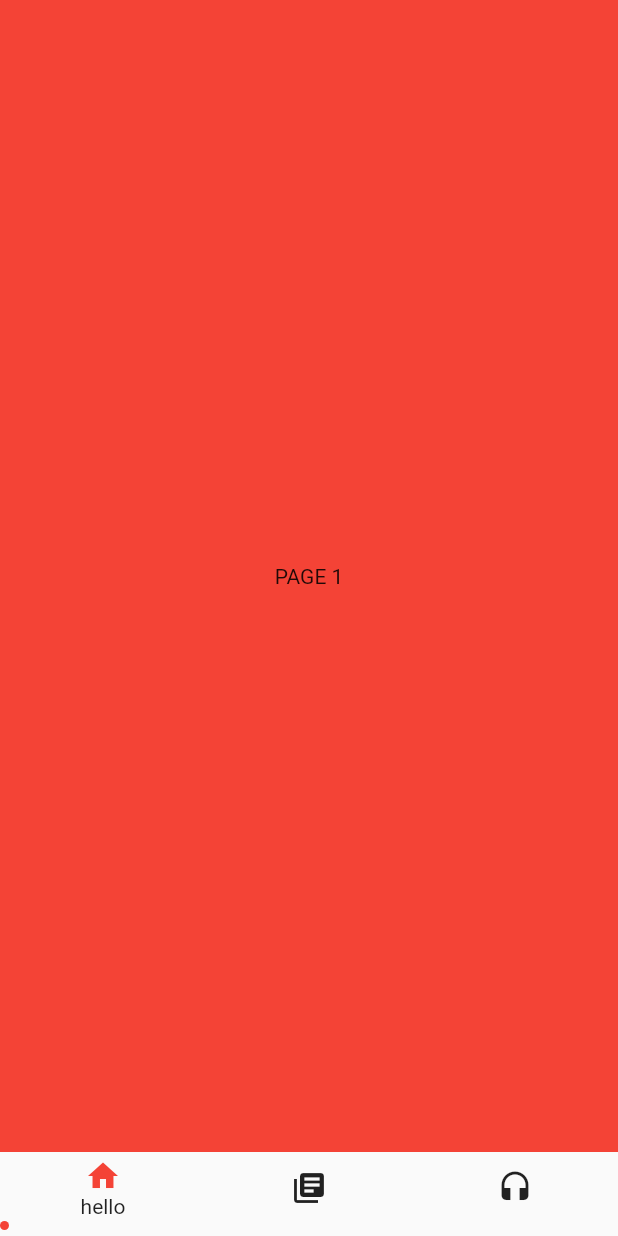
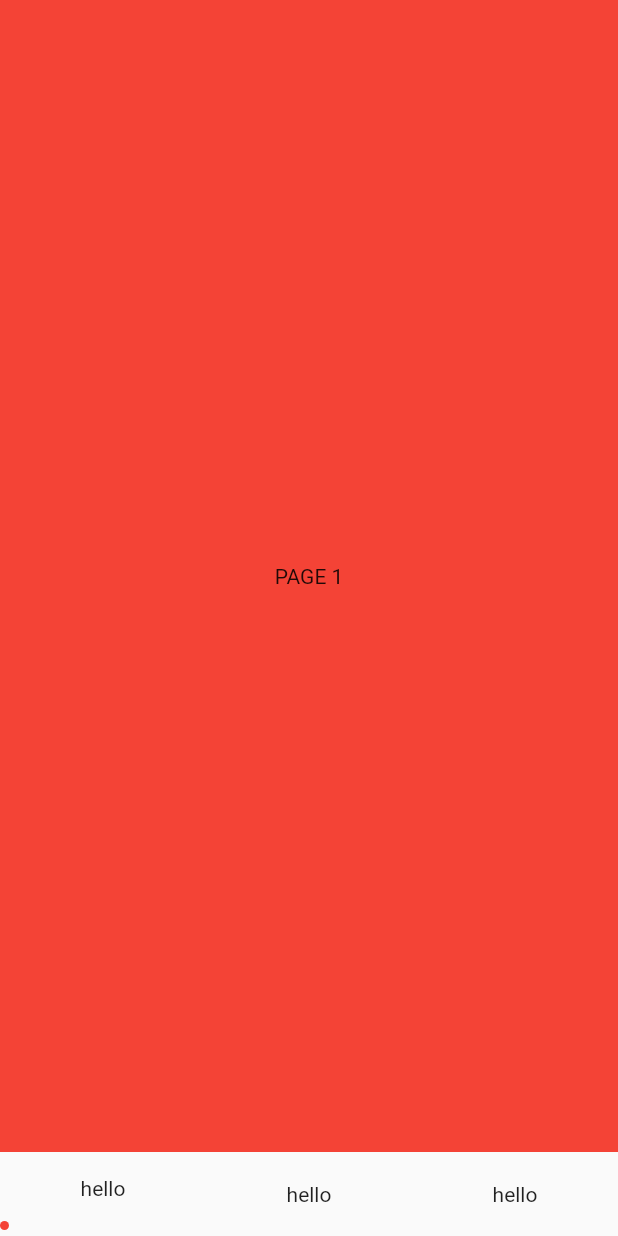
Before and after one commit to CatalystWalls/bottom_dot_bar, a Flutter app: the screen it shows after launch, on a phone screen of 412 x 824 dp. Run offline on Flutter 3.47's test engine with Material 2 defaults, Android fonts, the phone set to English and light mode, and no system bars; missing offline and left inert: matrix4_transform.

Commit message:
added itemtype

```diff
--- a/example/lib/main.dart
+++ b/example/lib/main.dart
@@ -1,4 +1,5 @@
 import 'package:bottom_bar_line/bottom_bar_line.dart';
+import 'package:bottom_bar_line/bottom_bar_line_item_button.dart';
 import 'package:flutter/material.dart';
 import 'package:flutter/rendering.dart';
 
@@ -73,6 +74,7 @@ class _HomeScreenState extends State<HomeScreen> {
         },
       ),
       bottomNavigationBar: BottomBarLine(
+          navItems: BottomNavItems.textOnly,
           currentIndex: currentPage,
           onTap: (int index) {
             if (index != currentPage) {
--- a/lib/bottom_bar_line_item_button.dart
+++ b/lib/bottom_bar_line_item_button.dart
@@ -9,15 +9,17 @@ class BottomBarLineItemButton extends StatelessWidget {
   final Color highlightColor;
   final Duration duration;
   final bool iconJump;
+  final BottomNavItems navItems;
 
   BottomBarLineItemButton({
     required this.item,
     required this.onTap,
     required this.duration,
     this.isActive = false,
-    required this.splashColor,
-    required this.highlightColor,
+    this.splashColor = Colors.transparent,
+    this.highlightColor = Colors.transparent,
     required this.iconJump,
+    required this.navItems,
   });
 
   @override
@@ -32,7 +34,14 @@ class BottomBarLineItemButton extends StatelessWidget {
             : (item.icon.color ?? Theme.of(context).iconTheme.color),
       ),
       builder: (_, dynamic color, __) {
-        return Column(
+        return navItems == BottomNavItems.onlyIcon
+            ? Icon(
+                item.icon.icon,
+                color: color,
+                size: item.icon.size,
+              )
+            : navItems == BottomNavItems.iconWithText
+                ? Column(
                     mainAxisAlignment: MainAxisAlignment.center,
                     children: [
                       Icon(
@@ -45,11 +54,37 @@ class BottomBarLineItemButton extends StatelessWidget {
                         height: 8,
                       )
                     ],
+                  )
+                : navItems == BottomNavItems.showAll
+                    ? Column(
+                        mainAxisAlignment: MainAxisAlignment.center,
+                        children: [
+                          Icon(
+                            item.icon.icon,
+                            color: color,
+                            size: item.icon.size,
+                          ),
+                          item.title,
+                          SizedBox(
+                            height: 8,
+                          )
+                        ],
+                      )
+                    : navItems == BottomNavItems.textOnly
+                        ? item.title
+                        : isActive
+                            ? item.title
+                            : Icon(
+                                item.icon.icon,
+                                color: color,
+                                size: item.icon.size,
                               );
       },
     );
 
     return Expanded(
+      child: ClipRRect(
+        borderRadius: BorderRadius.circular(20),
         child: Stack(
           fit: StackFit.expand,
           children: [
@@ -72,6 +107,15 @@ class BottomBarLineItemButton extends StatelessWidget {
             )
           ],
         ),
+      ),
     );
   }
 }
+
+enum BottomNavItems {
+  onlyIcon,
+  iconWithText,
+  textWhenSelected,
+  showAll,
+  textOnly
+}
--- a/lib/bottom_bar_line_widget.dart
+++ b/lib/bottom_bar_line_widget.dart
@@ -30,6 +30,7 @@ class BottomBarLine extends StatefulWidget {
 
   final Color splashColor;
   final Color highlightColor;
+  final BottomNavItems navItems;
 
   BottomBarLine({
     Key? key,
@@ -43,6 +44,7 @@ class BottomBarLine extends StatefulWidget {
     required this.splashColor,
     required this.highlightColor,
     this.iconJump = true,
+    required this.navItems,
   }) : super(key: key);
 
   @override
@@ -107,6 +109,7 @@ class _BottomBarLineState extends State<BottomBarLine> {
                       splashColor: widget.splashColor,
                       duration: widget.duration,
                       iconJump: widget.iconJump,
+                      navItems: widget.navItems,
                     ),
                   )
                   .toList(),
```
Lines whose indentation alone changed are shown as unchanged.
